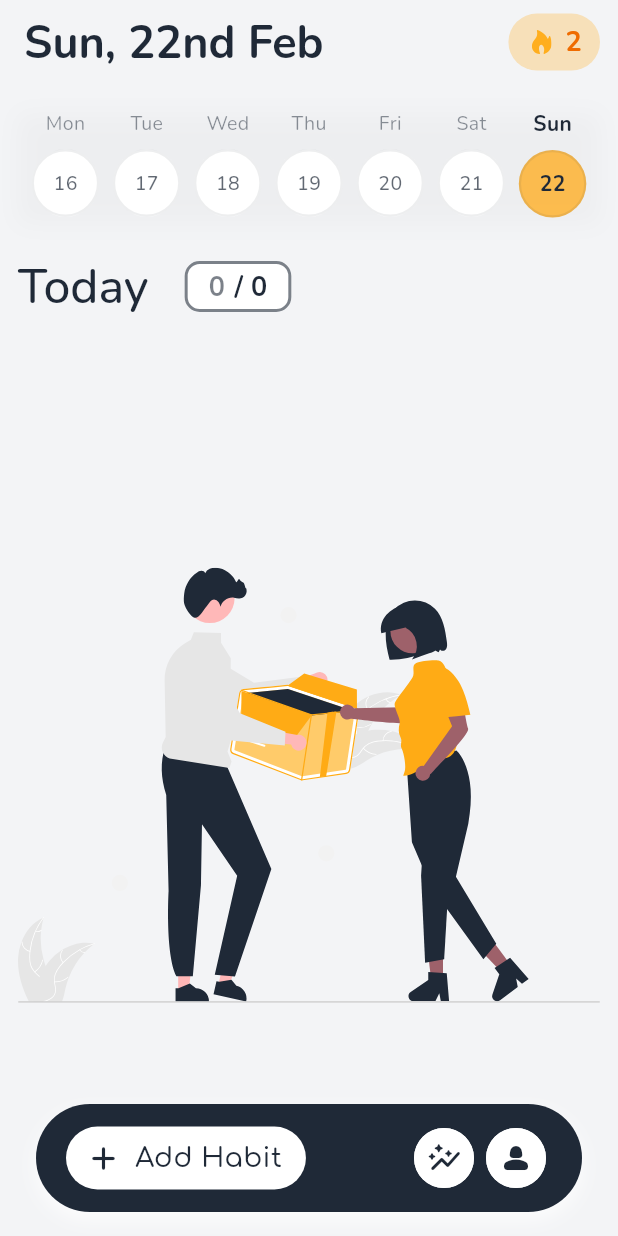
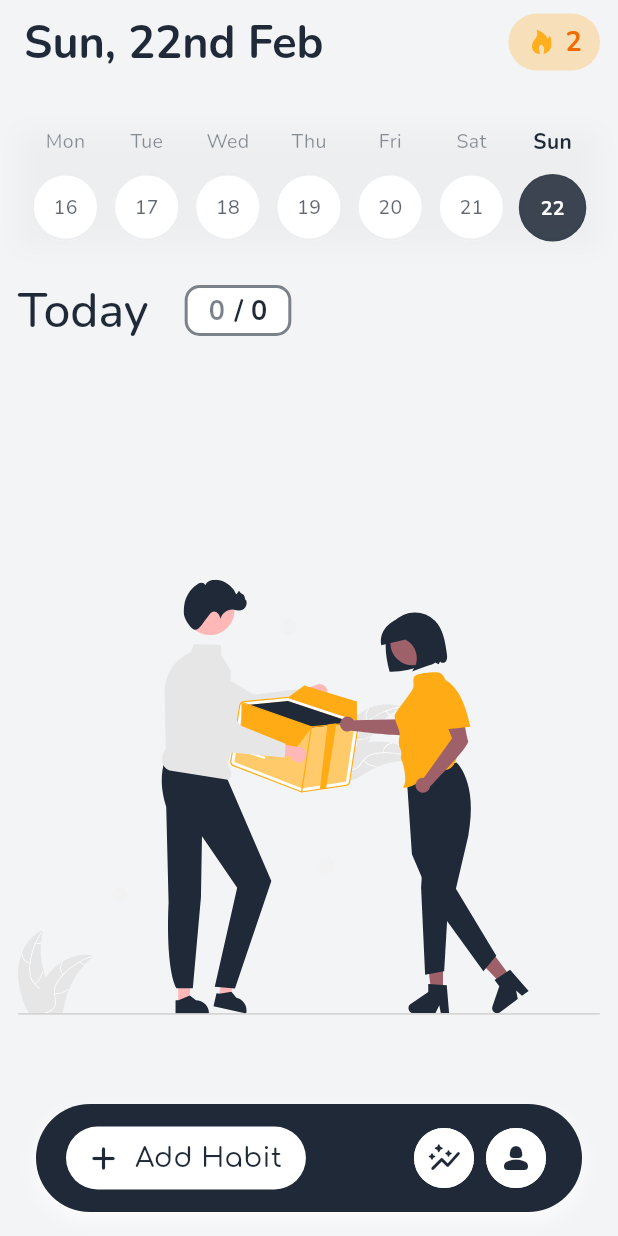
Before and after one commit to kuriboh23/Habit_Tracker, a Flutter app: the screen it shows after launch, on a phone screen of 412 x 824 dp. Run offline on Flutter 3.47's test engine with Material 3 defaults, Android fonts, the phone set to English and light mode, and no system bars; our stand-ins replace flutter_slidable, flutter_svg, hive, hive_flutter; accounts and stored records are empty.

Commit message:
Update Design & Adding Provider

```diff
--- a/lib/core/constants/lists.dart
+++ b/lib/core/constants/lists.dart
@@ -1,5 +1,4 @@
 import 'package:flutter/material.dart';
-import 'package:habit_tracker/core/theme/habits_palletes.dart';
 import 'package:habit_tracker/data/models/habit.dart';
 
 class AppLists {
--- a/lib/core/theme/app_color.dart
+++ b/lib/core/theme/app_color.dart
@@ -5,7 +5,7 @@ class AppColors {
   AppColors._();
 
   // --- Core Colors ---
-  static const Color primary = Color(0xFF6B4EFF); // A nice purple/indigo
+  static const Color primary = Color(0xFFFB135C); // A nice purple/indigo
   static const Color secondary = Color(0xFFFFAF26); // Pastel orange for accents
 
   // --- Backgrounds ---
--- /dev/null
+++ b/lib/data/local/habit_provider.dart
@@ -0,0 +1,57 @@
+import 'package:flutter/material.dart';
+import 'package:hive_flutter/hive_flutter.dart';
+import 'package:habit_tracker/data/models/habit.dart';
+import 'package:habit_tracker/data/repositories/habit_repository.dart';
+
+class HabitProvider extends ChangeNotifier {
+  List<Habit> _habits = [];
+  final HabitRepository _repo = HabitRepository();
+  late final Box<Habit> _box;
+  VoidCallback? _boxListener;
+
+  List<Habit> get habits => _habits;
+
+  HabitProvider() {
+    _box = Hive.box<Habit>(HabitRepository.boxName);
+    // initialize cache from box synchronously
+    _habits = _box.values.toList();
+
+    // keep provider state in sync with Hive box changes
+    _boxListener = () {
+      _habits = _box.values.toList();
+      notifyListeners();
+    };
+    _box.listenable().addListener(_boxListener!);
+  }
+
+  Future<List<Habit>> loadHabits() async {
+    // Explicit refresh if needed
+    _habits = _box.values.toList();
+    notifyListeners();
+    return _habits;
+  }
+
+  Future<void> toggleHabitCompletion(Habit habit) async {
+    // Persist change; box listener will update `_habits` and notify.
+    await _repo.toggleHabitCompletion(habit);
+  }
+
+  Future<void> addHabit(Habit habit) async {
+    // Add to persistence; box listener will update cache and notify.
+    await _repo.addHabit(habit);
+  }
+
+  Future<void> deleteHabit(Habit habit) async{
+    // Delete from persistence; box listener will update cache and notify.
+    await _repo.deleteHabit(habit);
+  }
+
+  @override
+  void dispose() {
+    if (_boxListener != null) {
+      _box.listenable().removeListener(_boxListener!);
+    }
+    super.dispose();
+  }
+
+}
--- a/lib/data/models/habit.dart
+++ b/lib/data/models/habit.dart
@@ -16,10 +16,14 @@ class Habit extends HiveObject {
   @HiveField(3)
   bool isCompleted;
 
+  @HiveField(4)
+  int streak;
+
   Habit({
     required this.title,
     required this.colorValue,
     required this.iconCodePoint,
     this.isCompleted = false,
+    this.streak = 0,
   });
 }
--- a/lib/presentation/screens/home_screen.dart
+++ b/lib/presentation/screens/home_screen.dart
@@ -1,7 +1,7 @@
 import 'package:flutter/material.dart';
 import 'package:flutter_svg/flutter_svg.dart';
 import 'package:habit_tracker/core/constants/app_strings.dart';
-import 'package:habit_tracker/core/constants/lists.dart';
+import 'package:habit_tracker/data/local/habit_provider.dart';
 import 'package:habit_tracker/data/models/habit.dart';
 import 'package:habit_tracker/data/repositories/habit_repository.dart';
 import 'package:habit_tracker/presentation/widgets/bottom_nav_bar.dart';
@@ -9,17 +9,33 @@ import 'package:habit_tracker/presentation/widgets/date_row.dart';
 import 'package:habit_tracker/presentation/widgets/done_habits_badge.dart';
 import 'package:habit_tracker/presentation/widgets/habit_list_tile.dart';
 import 'package:habit_tracker/presentation/widgets/streak_badge.dart';
-import 'package:hive_flutter/hive_flutter.dart';
+import 'package:provider/provider.dart';
 
-class HomeScreen extends StatelessWidget {
-  final List<Habit> habits = AppLists.habits.reversed.toList();
+class HomeScreen extends StatefulWidget {
 
-  HomeScreen({super.key});
+  const HomeScreen({super.key});
+
+  @override
+  State<HomeScreen> createState() => _HomeScreenState();
+}
+
+class _HomeScreenState extends State<HomeScreen> {
+
+  @override
+  void initState() {
+    super.initState();
+    // Load habits when screen appears (auto-updates streaks)
+    WidgetsBinding.instance.addPostFrameCallback((_) {
+      Provider.of<HabitProvider>(context, listen: false).loadHabits();
+    });
+  }
 
   @override
   Widget build(BuildContext context) {
     final theme = Theme.of(context);
     final colors = theme.colorScheme;
+
+    final List<Habit> habits = context.watch<HabitProvider>().habits.reversed.toList();
 
     return Scaffold(
       appBar: AppBar(
@@ -31,16 +47,12 @@ class HomeScreen extends StatelessWidget {
           SizedBox(width: 12,)
         ],
       ),
-      body: ValueListenableBuilder(
-
-        valueListenable: Hive.box<Habit>(HabitRepository.boxName).listenable(), builder: (context, Box<Habit> box, _) {
-          List<Habit> habits = box.values.toList();
-        return Padding(
+      body: Padding(
           padding: const EdgeInsets.symmetric(horizontal: 12.0),
           child: Column(
             crossAxisAlignment: CrossAxisAlignment.start,
             children: [
-              SizedBox(height: 16,),
+              SizedBox(height: 28,),
               DateRow(),
               SizedBox(height: 26,),
               Row(
@@ -64,13 +76,14 @@ class HomeScreen extends StatelessWidget {
                   padding: const EdgeInsets.only(top: 10, bottom: 100),
                   itemCount: habits.length,
                   itemBuilder: (context, index) {
-                  return HabitListTile(habit: habits[index],onDelete: (p0) => HabitRepository().deleteHabit(habits[index]),);
+                  return HabitListTile(
+                    habit: habits[index],
+                    onDelete: (p0) => context.read<HabitProvider>().deleteHabit(habits[index]),
+                  );
                 },),
               )),
             ],
           ),
-        );
-        }
       ),
       floatingActionButtonLocation: FloatingActionButtonLocation.centerFloat,
       floatingActionButton: BottomNavBar(colors: colors, theme: theme),
--- a/lib/presentation/widgets/bottom_nav_bar.dart
+++ b/lib/presentation/widgets/bottom_nav_bar.dart
@@ -2,6 +2,8 @@ import 'package:flutter/material.dart';
 import 'package:habit_tracker/core/constants/app_strings.dart';
 import 'package:habit_tracker/presentation/widgets/app_button.dart';
 import 'package:habit_tracker/presentation/widgets/nav_icon_button.dart';
+import 'package:flutter/scheduler.dart';
+import 'package:habit_tracker/presentation/screens/add_habit_page.dart';
 
 class BottomNavBar extends StatelessWidget {
   const BottomNavBar({
@@ -32,9 +34,23 @@ class BottomNavBar extends StatelessWidget {
       child: Row(
         mainAxisAlignment: MainAxisAlignment.center,
         children: [
-          AppButton(iconColor: colors.onSurface, bgColor: colors.surface, theme: theme, icon: Icons.add_rounded, size: 26, label: AppStrings.homeNewHabitBtn, function:() {
-              Navigator.pushNamed(context, '/addHabitPage');
-            }),
+          AppButton(
+            iconColor: colors.onSurface,
+            bgColor: colors.surface,
+            theme: theme,
+            icon: Icons.add_rounded,
+            size: 26,
+            label: AppStrings.homeNewHabitBtn,
+            function: () {
+              SchedulerBinding.instance.addPostFrameCallback((_) {
+                Navigator.of(context).push(PageRouteBuilder(
+                  pageBuilder: (context, animation, secondaryAnimation) => const AddHabitPage(),
+                  transitionDuration: Duration.zero,
+                  reverseTransitionDuration: Duration.zero,
+                ));
+              });
+            },
+          ),
           const Spacer(),
           NavIconButton(colors: colors, icon: Icons.auto_graph_rounded),
           NavIconButton(colors: colors, icon: Icons.person_2_rounded)
--- a/lib/presentation/widgets/date_row.dart
+++ b/lib/presentation/widgets/date_row.dart
@@ -38,7 +38,7 @@ class DateRow extends StatelessWidget {
                       fontSize: isToday ? 14 : 13,
                     ),
               ),
-              const SizedBox(height: 8),
+              const SizedBox(height: 12),
               Container(
                 width: 45,
                 height: 45,
@@ -48,15 +48,15 @@ class DateRow extends StatelessWidget {
                   width: 1.5,
                 ),
                   shape: BoxShape.circle,
-                  color: isToday ? colors.secondary.withAlpha(205) : Colors.white,
+                  color: isToday ? colors.onSurface.withAlpha(220) : Colors.white,
                 ),
                 child: Center(
                   child: Text(
                     '${dates[index]}',
                     style: TextStyle(
-                      color: isToday ? colors.onSurface : colors.onSurface.withAlpha(180),
+                      color: isToday ? colors.surface : colors.onSurface.withAlpha(180),
                       fontWeight: isToday ? FontWeight.w700 : FontWeight.w500,
-                      fontSize: isToday ? 14 : 13,
+                      fontSize: 13,
                     ),
                   ),
                 ),
--- a/pubspec.yaml
+++ b/pubspec.yaml
@@ -16,6 +16,7 @@ dependencies:
   hive_flutter: ^1.1.0
   hive_generator: ^2.0.1
   intl: ^0.20.2
+  provider: ^6.1.5+1
 
 dev_dependencies:
   flutter_test:
```
Also changed, not shown: lib/data/repositories/habit_repository.dart (+7 -1 lines), lib/main.dart (+8 -1 lines), lib/presentation/screens/add_habit_page.dart (+12 -6 lines), lib/presentation/widgets/habit_list_tile.dart (+107 -24 lines), lib/data/models/habit.g.dart, pubspec.lock.
